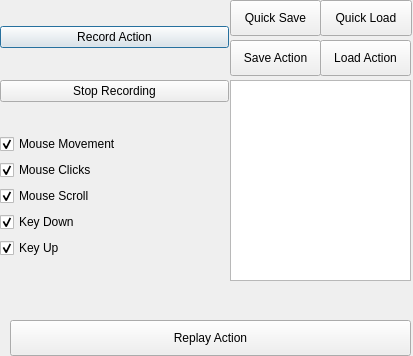
Above: actionreplay_app/ui/action_replay.ui from cemtaylor/actionreplay before the change. Below: the same form after it.
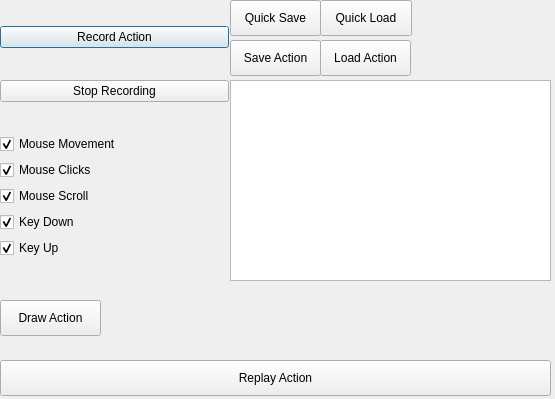
That is the form after the change.

Commit message: * Added in capability to draw the recorded mouse actions

What changed in the file:
```diff
--- a/actionreplay_app/ui/action_replay.ui
+++ b/actionreplay_app/ui/action_replay.ui
@@ -6,8 +6,8 @@
    <rect>
     <x>0</x>
     <y>0</y>
-    <width>413</width>
-    <height>356</height>
+    <width>555</width>
+    <height>399</height>
    </rect>
   </property>
   <property name="mouseTracking">
@@ -45,9 +45,9 @@
   <widget class="QPushButton" name="replay_action">
    <property name="geometry">
     <rect>
-     <x>10</x>
-     <y>320</y>
-     <width>401</width>
+     <x>0</x>
+     <y>360</y>
+     <width>551</width>
      <height>36</height>
     </rect>
    </property>
@@ -175,7 +175,7 @@
     <rect>
      <x>230</x>
      <y>80</y>
-     <width>181</width>
+     <width>321</width>
      <height>201</height>
     </rect>
    </property>
@@ -192,6 +192,19 @@
     <bool>true</bool>
    </property>
   </widget>
+  <widget class="QPushButton" name="draw_action">
+   <property name="geometry">
+    <rect>
+     <x>0</x>
+     <y>300</y>
+     <width>101</width>
+     <height>36</height>
+    </rect>
+   </property>
+   <property name="text">
+    <string>Draw Action</string>
+   </property>
+  </widget>
  </widget>
  <resources/>
  <connections/>
```
The commit also changes 2 other files.
